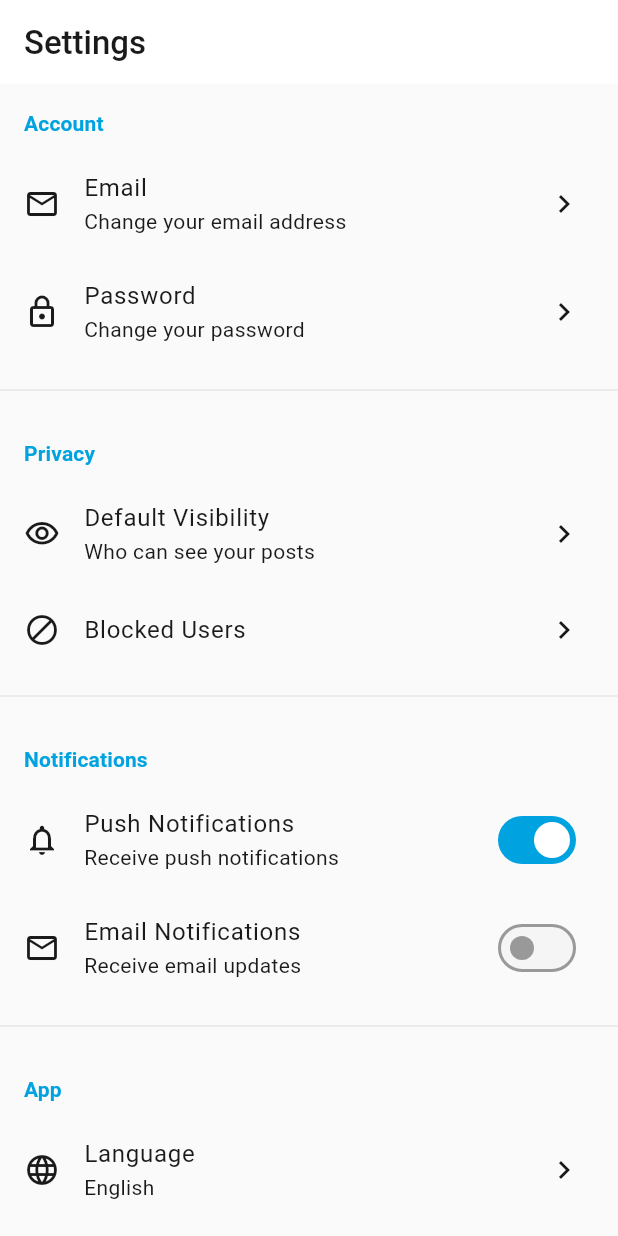
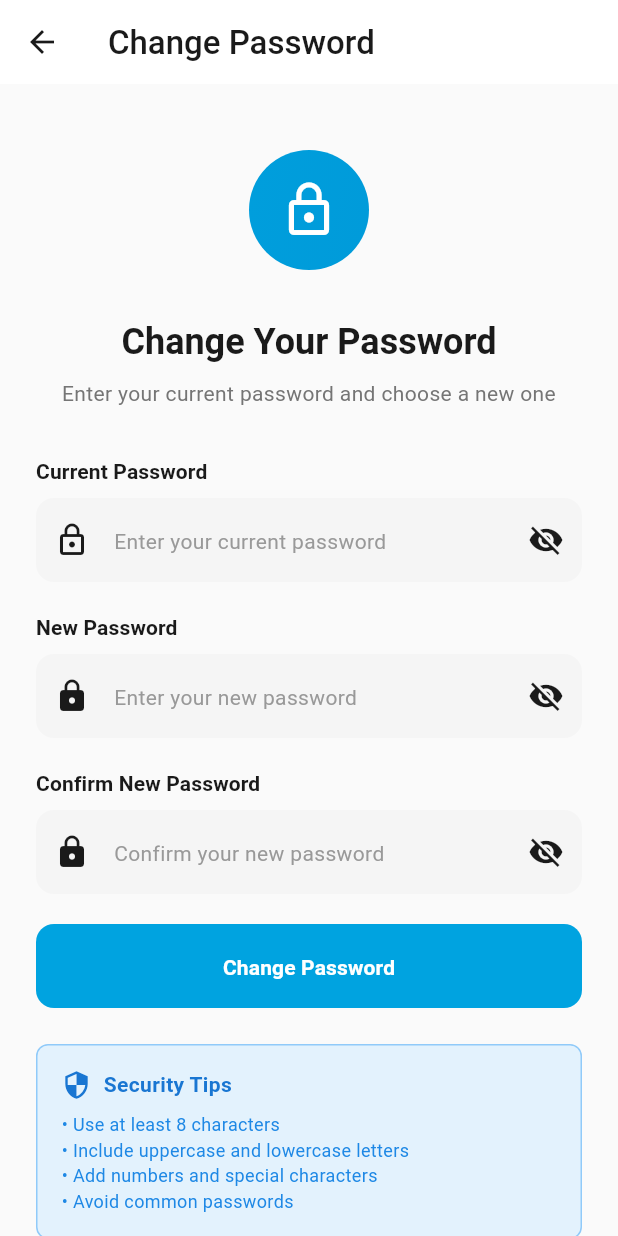
Before and after one commit to bileldhifi/PFE_FrontEnd, a Flutter app: the SettingsScreen screen opened by its route, after a tap on "Password", on a phone screen of 412 x 824 dp. Run offline on Flutter 3.47's test engine with Material 3 defaults, Android fonts, the phone set to English and light mode, and no system bars; our stand-ins replace cached_network_image, dio, flutter_riverpod, flutter_secure_storage, freezed_annotation, go_router and 1 more; accounts and stored records are empty; generated files the repository leaves out were written again; network calls fail.

Commit message:
Feat :added change password

```diff
--- a/lib/app/router.dart
+++ b/lib/app/router.dart
@@ -3,6 +3,7 @@ import 'package:go_router/go_router.dart';
 import 'package:travel_diary_frontend/auth/presentation/forgot_password_screen.dart';
 import 'package:travel_diary_frontend/auth/presentation/login_screen.dart';
 import 'package:travel_diary_frontend/auth/presentation/register_screen.dart';
+import 'package:travel_diary_frontend/auth/presentation/change_password_screen.dart';
 import 'package:travel_diary_frontend/feed/presentation/feed_screen.dart';
 import 'package:travel_diary_frontend/home/presentation/home_screen.dart';
 import 'package:travel_diary_frontend/map/presentation/world_map_screen.dart';
@@ -42,6 +43,10 @@ class AppRouter {
       GoRoute(
         path: '/auth/forgot-password',
         builder: (context, state) => const ForgotPasswordScreen(),
+      ),
+      GoRoute(
+        path: '/auth/change-password',
+        builder: (context, state) => const ChangePasswordScreen(),
       ),
 
       // Main app with bottom navigation
--- /dev/null
+++ b/lib/auth/presentation/change_password_screen.dart
@@ -0,0 +1,337 @@
+import 'package:flutter/material.dart';
+import 'package:flutter_riverpod/flutter_riverpod.dart';
+import 'package:go_router/go_router.dart';
+import '../../app/theme/colors.dart';
+import 'controllers/change_password_controller.dart';
+import '../../core/utils/validators.dart';
+import '../../core/widgets/app_text_field.dart';
+
+class ChangePasswordScreen extends ConsumerStatefulWidget {
+  const ChangePasswordScreen({super.key});
+
+  @override
+  ConsumerState<ChangePasswordScreen> createState() => _ChangePasswordScreenState();
+}
+
+class _ChangePasswordScreenState extends ConsumerState<ChangePasswordScreen> {
+  final _formKey = GlobalKey<FormState>();
+  final _currentPasswordController = TextEditingController();
+  final _newPasswordController = TextEditingController();
+  final _confirmPasswordController = TextEditingController();
+
+  bool _obscureCurrentPassword = true;
+  bool _obscureNewPassword = true;
+  bool _obscureConfirmPassword = true;
+
+  @override
+  void dispose() {
+    _currentPasswordController.dispose();
+    _newPasswordController.dispose();
+    _confirmPasswordController.dispose();
+    super.dispose();
+  }
+
+  Future<void> _handleChangePassword() async {
+    if (_formKey.currentState?.validate() ?? false) {
+      // Clear any previous errors
+      ref.read(changePasswordControllerProvider.notifier).clearError();
+
+      await ref.read(changePasswordControllerProvider.notifier).changePassword(
+        currentPassword: _currentPasswordController.text,
+        newPassword: _newPasswordController.text,
+      );
+
+      if (mounted) {
+        final changePasswordState = ref.read(changePasswordControllerProvider);
+        if (changePasswordState.isSuccess) {
+          _showSuccessDialog(changePasswordState.successMessage ?? 'Password changed successfully!');
+        }
+      }
+    }
+  }
+
+  void _showSuccessDialog(String message) {
+    showDialog(
+      context: context,
+      barrierDismissible: false,
+      builder: (context) => AlertDialog(
+        icon: Icon(
+          Icons.check_circle_outline,
+          color: Theme.of(context).colorScheme.primary,
+          size: 48,
+        ),
+        title: const Text('Password Changed'),
+        content: Text(message),
+        actions: [
+          TextButton(
+            onPressed: () {
+              Navigator.of(context).pop();
+              context.pop(); // Go back to profile screen
+            },
+            child: const Text('OK'),
+          ),
+        ],
+      ),
+    );
+  }
+
+  void _showErrorDialog(String error) {
+    showDialog(
+      context: context,
+      builder: (context) => AlertDialog(
+        icon: Icon(
+          Icons.error_outline,
+          color: Theme.of(context).colorScheme.error,
+          size: 48,
+        ),
+        title: const Text('Change Password Failed'),
+        content: Text(error),
+        actions: [
+          TextButton(
+            onPressed: () => Navigator.of(context).pop(),
+            child: const Text('Try Again'),
+          ),
+        ],
+      ),
+    );
+  }
+
+  @override
+  Widget build(BuildContext context) {
+    final changePasswordState = ref.watch(changePasswordControllerProvider);
+
+    return Scaffold(
+      appBar: AppBar(
+        title: const Text('Change Password'),
+        leading: IconButton(
+          icon: const Icon(Icons.arrow_back),
+          onPressed: () => context.pop(),
+        ),
+      ),
+      body: SafeArea(
+        child: SingleChildScrollView(
+          padding: const EdgeInsets.all(24),
+          child: Form(
+            key: _formKey,
+            child: Column(
+              crossAxisAlignment: CrossAxisAlignment.stretch,
+              children: [
+                const SizedBox(height: 20),
+
+                // Security icon
+                Container(
+                  height: 80,
+                  width: 80,
+                  decoration: BoxDecoration(
+                    gradient: AppColors.primaryGradient,
+                    shape: BoxShape.circle,
+                  ),
+                  child: const Icon(
+                    Icons.lock_outline,
+                    size: 40,
+                    color: Colors.white,
+                  ),
+                ),
+
+                const SizedBox(height: 32),
+
+                // Title
+                Text(
+                  'Change Your Password',
+                  style: Theme.of(context).textTheme.headlineSmall?.copyWith(
+                    fontWeight: FontWeight.bold,
+                  ),
+                  textAlign: TextAlign.center,
+                ),
+
+                const SizedBox(height: 8),
+
+                Text(
+                  'Enter your current password and choose a new one',
+                  style: Theme.of(context).textTheme.bodyMedium?.copyWith(
+                    color: Colors.grey[600],
+                  ),
+                  textAlign: TextAlign.center,
+                ),
+
+                const SizedBox(height: 32),
+
+                // Current password field
+                AppTextField(
+                  label: 'Current Password',
+                  hint: 'Enter your current password',
+                  controller: _currentPasswordController,
+                  obscureText: _obscureCurrentPassword,
+                  prefixIcon: const Icon(Icons.lock_outline),
+                  suffixIcon: IconButton(
+                    icon: Icon(
+                      _obscureCurrentPassword ? Icons.visibility : Icons.visibility_off,
+                    ),
+                    onPressed: () {
+                      setState(() {
+                        _obscureCurrentPassword = !_obscureCurrentPassword;
+                      });
+                    },
+                  ),
+                  validator: (value) => Validators.required(value, fieldName: 'Current password'),
+                  enabled: !changePasswordState.isLoading,
+                ),
+
+                const SizedBox(height: 20),
+
+                // New password field
+                AppTextField(
+                  label: 'New Password',
+                  hint: 'Enter your new password',
+                  controller: _newPasswordController,
+                  obscureText: _obscureNewPassword,
+                  prefixIcon: const Icon(Icons.lock),
+                  suffixIcon: IconButton(
+                    icon: Icon(
+                      _obscureNewPassword ? Icons.visibility : Icons.visibility_off,
+                    ),
+                    onPressed: () {
+                      setState(() {
+                        _obscureNewPassword = !_obscureNewPassword;
+                      });
+                    },
+                  ),
+                  validator: (value) => Validators.password(value),
+                  enabled: !changePasswordState.isLoading,
+                ),
+
+                const SizedBox(height: 20),
+
+                // Confirm password field
+                AppTextField(
+                  label: 'Confirm New Password',
+                  hint: 'Confirm your new password',
+                  controller: _confirmPasswordController,
+                  obscureText: _obscureConfirmPassword,
+                  prefixIcon: const Icon(Icons.lock),
+                  suffixIcon: IconButton(
+                    icon: Icon(
+                      _obscureConfirmPassword ? Icons.visibility : Icons.visibility_off,
+                    ),
+                    onPressed: () {
+                      setState(() {
+                        _obscureConfirmPassword = !_obscureConfirmPassword;
+                      });
+                    },
+                  ),
+                  validator: (value) => _validateConfirmPassword(value),
+                  enabled: !changePasswordState.isLoading,
+                ),
+
+                const SizedBox(height: 20),
+
+                // Error display
+                if (changePasswordState.error != null)
+                  Container(
+                    padding: const EdgeInsets.all(12),
+                    margin: const EdgeInsets.only(bottom: 20),
+                    decoration: BoxDecoration(
+                      color: Theme.of(context).colorScheme.errorContainer,
+                      borderRadius: BorderRadius.circular(8),
+                      border: Border.all(
+                        color: Theme.of(context).colorScheme.error,
+                        width: 1,
+                      ),
+                    ),
+                    child: Row(
+                      children: [
+                        Icon(
+                          Icons.error_outline,
+                          color: Theme.of(context).colorScheme.error,
+                          size: 20,
+                        ),
+                        const SizedBox(width: 8),
+                        Expanded(
+                          child: Text(
+                            changePasswordState.error!,
+                            style: TextStyle(
+                              color: Theme.of(context).colorScheme.onErrorContainer,
+                              fontSize: 14,
+                            ),
+                          ),
+                        ),
+                      ],
+                    ),
+                  ),
+
+                // Change password button
+                ElevatedButton(
+                  onPressed: changePasswordState.isLoading ? null : _handleChangePassword,
+                  style: ElevatedButton.styleFrom(
+                    minimumSize: const Size.fromHeight(56),
+                  ),
+                  child: changePasswordState.isLoading
+                      ? const SizedBox(
+                          height: 20,
+                          width: 20,
+                          child: CircularProgressIndicator(
+                            strokeWidth: 2,
+                            valueColor: AlwaysStoppedAnimation<Color>(Colors.white),
+                          ),
+                        )
+                      : const Text('Change Password'),
+                ),
+
+                const SizedBox(height: 24),
+
+                // Security tips
+                Container(
+                  padding: const EdgeInsets.all(16),
+                  decoration: BoxDecoration(
+                    color: Colors.blue.shade50,
+                    borderRadius: BorderRadius.circular(8),
+                    border: Border.all(color: Colors.blue.shade200),
+                  ),
+                  child: Column(
+                    crossAxisAlignment: CrossAxisAlignment.start,
+                    children: [
+                      Row(
+                        children: [
+                          Icon(Icons.security, color: Colors.blue.shade700, size: 20),
+                          const SizedBox(width: 8),
+                          Text(
+                            'Security Tips',
+                            style: TextStyle(
+                              fontWeight: FontWeight.bold,
+                              color: Colors.blue.shade700,
+                            ),
+                          ),
+                        ],
+                      ),
+                      const SizedBox(height: 8),
+                      Text(
+                        '• Use at least 8 characters\n'
+                        '• Include uppercase and lowercase letters\n'
+                        '• Add numbers and special characters\n'
+                        '• Avoid common passwords',
+                        style: TextStyle(
+                          fontSize: 12,
+                          color: Colors.blue.shade600,
+                        ),
+                      ),
+                    ],
+                  ),
+                ),
+              ],
+            ),
+          ),
+        ),
+      ),
+    );
+  }
+
+  String? _validateConfirmPassword(String? value) {
+    if (value == null || value.isEmpty) {
+      return 'Please confirm your new password';
+    }
+    if (value != _newPasswordController.text) {
+      return 'Passwords do not match';
+    }
+    return null;
+  }
+}
--- a/lib/profile/presentation/profile_screen.dart
+++ b/lib/profile/presentation/profile_screen.dart
@@ -185,6 +185,7 @@ class ProfileScreen extends ConsumerWidget {
 
             const Divider(height: 32),
 
+
             _buildMenuItem(
               context,
               icon: Icons.logout,
--- a/lib/settings/presentation/settings_screen.dart
+++ b/lib/settings/presentation/settings_screen.dart
@@ -28,7 +28,9 @@ class SettingsScreen extends ConsumerWidget {
             icon: Icons.lock_outlined,
             title: 'Password',
             subtitle: 'Change your password',
-            onTap: () {},
+            onTap: () {
+              context.push('/auth/change-password');
+            },
           ),
 
           const Divider(height: 32),
```
Also changed, not shown: lib/auth/data/dtos/change_password_request.dart (added, +25 -0 lines), lib/auth/data/repo/auth_repository.dart (+33 -1 lines), lib/auth/presentation/controllers/auth_controller.dart (+9 -3 lines), lib/auth/presentation/controllers/change_password_controller.dart (added, +80 -0 lines).
